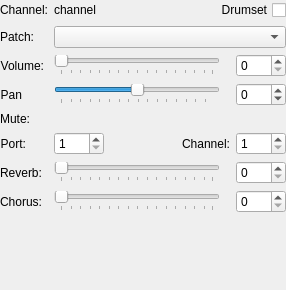
Above: mscore/mixer/mixerdetails.ui from fp22june/MuseScore before the change. Below: the same form after it.
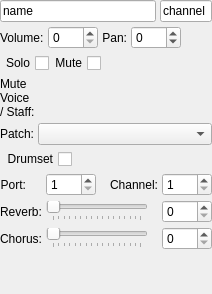
That is the form after the change. Icons and pictures are not drawn. Custom widgets are drawn as their Qt base class.

The edit to the form file:
```diff
--- a/mscore/mixer/mixerdetails.ui
+++ b/mscore/mixer/mixerdetails.ui
@@ -6,28 +6,19 @@
    <rect>
     <x>0</x>
     <y>0</y>
-    <width>286</width>
-    <height>290</height>
+    <width>212</width>
+    <height>294</height>
    </rect>
   </property>
-  <property name="sizePolicy">
-   <sizepolicy hsizetype="Minimum" vsizetype="Minimum">
-    <horstretch>0</horstretch>
-    <verstretch>0</verstretch>
-   </sizepolicy>
-  </property>
-  <property name="maximumSize">
-   <size>
-    <width>400</width>
-    <height>16777215</height>
-   </size>
-  </property>
   <layout class="QFormLayout" name="formLayout">
    <property name="formAlignment">
-    <set>Qt::AlignLeading|Qt::AlignLeft|Qt::AlignTop</set>
+    <set>Qt::AlignmentFlag::AlignLeading|Qt::AlignmentFlag::AlignLeft|Qt::AlignmentFlag::AlignTop</set>
+   </property>
+   <property name="horizontalSpacing">
+    <number>4</number>
    </property>
    <property name="verticalSpacing">
-    <number>-1</number>
+    <number>4</number>
    </property>
    <property name="leftMargin">
     <number>0</number>
@@ -41,167 +32,55 @@
    <property name="bottomMargin">
     <number>0</number>
    </property>
-   <item row="0" column="0">
-    <widget class="QLabel" name="labelChannel">
-     <property name="sizePolicy">
-      <sizepolicy hsizetype="Minimum" vsizetype="Preferred">
-       <horstretch>0</horstretch>
-       <verstretch>0</verstretch>
-      </sizepolicy>
-     </property>
-     <property name="text">
-      <string>Channel:</string>
-     </property>
-     <property name="alignment">
-      <set>Qt::AlignRight|Qt::AlignTrailing|Qt::AlignVCenter</set>
-     </property>
-    </widget>
-   </item>
-   <item row="0" column="1">
+   <item row="0" column="0" colspan="2">
     <layout class="QHBoxLayout" name="channelLayout">
      <item>
-      <widget class="QLabel" name="channelLabel">
-       <property name="toolTip">
-        <string>Channel name</string>
+      <widget class="QLineEdit" name="partName">
+       <property name="sizePolicy">
+        <sizepolicy hsizetype="Expanding" vsizetype="Fixed">
+         <horstretch>3</horstretch>
+         <verstretch>0</verstretch>
+        </sizepolicy>
+       </property>
+       <property name="text">
+        <string>name</string>
+       </property>
+      </widget>
+     </item>
+     <item>
+      <widget class="QLineEdit" name="channelName">
+       <property name="sizePolicy">
+        <sizepolicy hsizetype="Expanding" vsizetype="Fixed">
+         <horstretch>1</horstretch>
+         <verstretch>0</verstretch>
+        </sizepolicy>
        </property>
        <property name="text">
         <string>channel</string>
        </property>
-      </widget>
-     </item>
-     <item>
-      <widget class="QCheckBox" name="drumkitCheck">
-       <property name="sizePolicy">
-        <sizepolicy hsizetype="Preferred" vsizetype="Fixed">
-         <horstretch>0</horstretch>
-         <verstretch>0</verstretch>
-        </sizepolicy>
-       </property>
-       <property name="layoutDirection">
-        <enum>Qt::RightToLeft</enum>
-       </property>
-       <property name="text">
-        <string>Drumset</string>
+       <property name="icon" stdset="0">
+        <iconset resource="../musescore.qrc">
+         <normaloff>:/data/icons/media-playback-start.svg</normaloff>:/data/icons/media-playback-start.svg</iconset>
        </property>
       </widget>
      </item>
     </layout>
    </item>
-   <item row="1" column="0">
-    <widget class="QLabel" name="labelPatch">
-     <property name="sizePolicy">
-      <sizepolicy hsizetype="Minimum" vsizetype="Preferred">
-       <horstretch>0</horstretch>
-       <verstretch>0</verstretch>
-      </sizepolicy>
-     </property>
-     <property name="text">
-      <string>Patch:</string>
-     </property>
-     <property name="alignment">
-      <set>Qt::AlignRight|Qt::AlignTrailing|Qt::AlignVCenter</set>
-     </property>
-    </widget>
-   </item>
-   <item row="1" column="1">
-    <widget class="QComboBox" name="patchCombo">
-     <property name="sizePolicy">
-      <sizepolicy hsizetype="Minimum" vsizetype="Fixed">
-       <horstretch>0</horstretch>
-       <verstretch>0</verstretch>
-      </sizepolicy>
-     </property>
-     <property name="minimumSize">
-      <size>
-       <width>100</width>
-       <height>0</height>
-      </size>
-     </property>
-     <property name="toolTip">
-      <string>Patch voice</string>
-     </property>
-    </widget>
-   </item>
-   <item row="2" column="0">
-    <widget class="QLabel" name="labelVolume">
-     <property name="sizePolicy">
-      <sizepolicy hsizetype="Minimum" vsizetype="Preferred">
-       <horstretch>0</horstretch>
-       <verstretch>0</verstretch>
-      </sizepolicy>
-     </property>
-     <property name="text">
-      <string>Volume:</string>
-     </property>
-     <property name="alignment">
-      <set>Qt::AlignRight|Qt::AlignTrailing|Qt::AlignVCenter</set>
-     </property>
-    </widget>
-   </item>
-   <item row="2" column="1">
+   <item row="1" column="0" colspan="2">
     <layout class="QHBoxLayout" name="horizontalLayout">
      <item>
-      <widget class="Ms::MixerSlider" name="volumeSlider">
+      <widget class="QLabel" name="labelVolume">
        <property name="sizePolicy">
-        <sizepolicy hsizetype="Minimum" vsizetype="Fixed">
+        <sizepolicy hsizetype="Minimum" vsizetype="Preferred">
          <horstretch>0</horstretch>
          <verstretch>0</verstretch>
         </sizepolicy>
        </property>
-       <property name="minimumSize">
-        <size>
-         <width>100</width>
-         <height>0</height>
-        </size>
-       </property>
-       <property name="maximumSize">
-        <size>
-         <width>16777215</width>
-         <height>16777215</height>
-        </size>
-       </property>
-       <property name="toolTip">
-        <string>Volume</string>
-       </property>
-       <property name="styleSheet">
-        <string notr="true"/>
-       </property>
-       <property name="minimum">
-        <number>0</number>
-       </property>
-       <property name="maximum">
-        <number>127</number>
-       </property>
-       <property name="pageStep">
-        <number>16</number>
-       </property>
-       <property name="orientation">
-        <enum>Qt::Horizontal</enum>
-       </property>
-       <property name="tickPosition">
-        <enum>QSlider::TicksBelow</enum>
-       </property>
-       <property name="tickInterval">
-        <number>8</number>
+       <property name="text">
+        <string>Volume:</string>
        </property>
       </widget>
      </item>
-     <item>
-      <spacer name="horizontalSpacer">
-       <property name="orientation">
-        <enum>Qt::Horizontal</enum>
-       </property>
-       <property name="sizeType">
-        <enum>QSizePolicy::Preferred</enum>
-       </property>
-       <property name="sizeHint" stdset="0">
-        <size>
-         <width>10</width>
-         <height>20</height>
-        </size>
-       </property>
-      </spacer>
-     </item>
      <item>
       <widget class="QSpinBox" name="volumeSpinBox">
        <property name="sizePolicy">
@@ -230,10 +109,116 @@
        </property>
       </widget>
      </item>
+     <item>
+      <widget class="QLabel" name="labelPan">
+       <property name="sizePolicy">
+        <sizepolicy hsizetype="Minimum" vsizetype="Preferred">
+         <horstretch>0</horstretch>
+         <verstretch>0</verstretch>
+        </sizepolicy>
+       </property>
+       <property name="text">
+        <string>Pan:</string>
+       </property>
+       <property name="alignment">
+        <set>Qt::AlignmentFlag::AlignRight|Qt::AlignmentFlag::AlignTrailing|Qt::AlignmentFlag::AlignVCenter</set>
+       </property>
+      </widget>
+     </item>
+     <item>
+      <widget class="QSpinBox" name="panSpinBox">
+       <property name="sizePolicy">
+        <sizepolicy hsizetype="Fixed" vsizetype="Fixed">
+         <horstretch>0</horstretch>
+         <verstretch>0</verstretch>
+        </sizepolicy>
+       </property>
+       <property name="minimumSize">
+        <size>
+         <width>50</width>
+         <height>0</height>
+        </size>
+       </property>
+       <property name="maximumSize">
+        <size>
+         <width>50</width>
+         <height>16777215</height>
+        </size>
+       </property>
+       <property name="toolTip">
+        <string>Pan</string>
+       </property>
+       <property name="minimum">
+        <number>-63</number>
+       </property>
+       <property name="maximum">
+        <number>63</number>
+       </property>
+      </widget>
+     </item>
+     <item>
+      <spacer name="horizontalSpacer">
+       <property name="orientation">
+        <enum>Qt::Orientation::Horizontal</enum>
+       </property>
+       <property name="sizeType">
+        <enum>QSizePolicy::Policy::Preferred</enum>
+       </property>
+       <property name="sizeHint" stdset="0">
+        <size>
+         <width>1000</width>
+         <height>0</height>
+        </size>
+       </property>
+      </spacer>
+     </item>
+    </layout>
+   </item>
+   <item row="2" column="0" colspan="2">
+    <layout class="QHBoxLayout" name="horizontalLayout_6">
+     <property name="spacing">
+      <number>0</number>
+     </property>
+     <item>
+      <widget class="QCheckBox" name="checkBoxSolo">
+       <property name="layoutDirection">
+        <enum>Qt::LayoutDirection::RightToLeft</enum>
+       </property>
+       <property name="text">
+        <string>Solo</string>
+       </property>
+      </widget>
+     </item>
+     <item>
+      <widget class="QCheckBox" name="checkBoxMute">
+       <property name="layoutDirection">
+        <enum>Qt::LayoutDirection::RightToLeft</enum>
+       </property>
+       <property name="text">
+        <string>Mute</string>
+       </property>
+      </widget>
+     </item>
+     <item>
+      <spacer name="horizontalSpacer_4">
+       <property name="orientation">
+        <enum>Qt::Orientation::Horizontal</enum>
+       </property>
+       <property name="sizeType">
+        <enum>QSizePolicy::Policy::Preferred</enum>
+       </property>
+       <property name="sizeHint" stdset="0">
+        <size>
+         <width>1000</width>
+         <height>0</height>
+        </size>
+       </property>
+      </spacer>
+     </item>
     </layout>
    </item>
    <item row="3" column="0">
-    <widget class="QLabel" name="labelPan">
+    <widget class="QLabel" name="labelMute">
      <property name="sizePolicy">
       <sizepolicy hsizetype="Minimum" vsizetype="Preferred">
        <horstretch>0</horstretch>
@@ -241,19 +226,35 @@
       </sizepolicy>
      </property>
      <property name="text">
-      <string>Pan</string>
+      <string>&lt;html&gt;&lt;head/&gt;&lt;body&gt;&lt;p&gt;Mute&lt;br&gt;Voice&lt;br&gt;/ Staff:&lt;/p&gt;&lt;/body&gt;&lt;/html&gt;</string>
      </property>
      <property name="alignment">
-      <set>Qt::AlignRight|Qt::AlignTrailing|Qt::AlignVCenter</set>
+      <set>Qt::AlignmentFlag::AlignLeading|Qt::AlignmentFlag::AlignLeft|Qt::AlignmentFlag::AlignTop</set>
      </property>
     </widget>
    </item>
-   <item row="3" column="1">
+   <item row="4" column="0" colspan="2">
     <layout class="QHBoxLayout" name="horizontalLayout_2">
      <item>
-      <widget class="Ms::MixerSlider" name="panSlider">
+      <widget class="QLabel" name="labelPatch">
        <property name="sizePolicy">
-        <sizepolicy hsizetype="Minimum" vsizetype="Fixed">
+        <sizepolicy hsizetype="Minimum" vsizetype="Preferred">
+         <horstretch>0</horstretch>
+         <verstretch>0</verstretch>
+        </sizepolicy>
+       </property>
+       <property name="text">
+        <string>Patch:</string>
+       </property>
+       <property name="alignment">
+        <set>Qt::AlignmentFlag::AlignRight|Qt::AlignmentFlag::AlignTrailing|Qt::AlignmentFlag::AlignVCenter</set>
+       </property>
+      </widget>
+     </item>
+     <item>
+      <widget class="QComboBox" name="patchCombo">
+       <property name="sizePolicy">
+        <sizepolicy hsizetype="Expanding" vsizetype="Fixed">
          <horstretch>0</horstretch>
          <verstretch>0</verstretch>
         </sizepolicy>
@@ -264,108 +265,41 @@
          <height>0</height>
         </size>
        </property>
-       <property name="maximumSize">
-        <size>
-         <width>16777215</width>
-         <height>16777215</height>
-        </size>
-       </property>
        <property name="toolTip">
         <string>Pan</string>
        </property>
-       <property name="minimum">
-        <number>-63</number>
+      </widget>
+     </item>
+    </layout>
+   </item>
+   <item row="5" column="0" colspan="2">
+    <layout class="QHBoxLayout" name="horizontalLayout_4">
+     <item>
+      <widget class="QCheckBox" name="drumkitCheck">
+       <property name="layoutDirection">
+        <enum>Qt::LayoutDirection::RightToLeft</enum>
        </property>
-       <property name="maximum">
-        <number>63</number>
-       </property>
-       <property name="pageStep">
-        <number>16</number>
-       </property>
-       <property name="orientation">
-        <enum>Qt::Horizontal</enum>
-       </property>
-       <property name="tickPosition">
-        <enum>QSlider::TicksBelow</enum>
-       </property>
-       <property name="tickInterval">
-        <number>8</number>
+       <property name="text">
+        <string>Drumset</string>
        </property>
       </widget>
      </item>
      <item>
       <spacer name="horizontalSpacer_2">
        <property name="orientation">
-        <enum>Qt::Horizontal</enum>
-       </property>
-       <property name="sizeType">
-        <enum>QSizePolicy::Preferred</enum>
+        <enum>Qt::Orientation::Horizontal</enum>
        </property>
        <property name="sizeHint" stdset="0">
         <size>
-         <width>10</width>
+         <width>40</width>
          <height>20</height>
         </size>
        </property>
       </spacer>
      </item>
-     <item>
-      <widget class="QSpinBox" name="panSpinBox">
-       <property name="sizePolicy">
-        <sizepolicy hsizetype="Fixed" vsizetype="Fixed">
-         <horstretch>0</horstretch>
-         <verstretch>0</verstretch>
-        </sizepolicy>
-       </property>
-       <property name="minimumSize">
-        <size>
-         <width>50</width>
-         <height>0</height>
-        </size>
-       </property>
-       <property name="maximumSize">
-        <size>
-         <width>50</width>
-         <height>16777215</height>
-        </size>
-       </property>
-       <property name="toolTip">
-        <string>Pan</string>
-       </property>
-       <property name="minimum">
-        <number>-63</number>
-       </property>
-       <property name="maximum">
-        <number>63</number>
-       </property>
-      </widget>
-     </item>
     </layout>
    </item>
-   <item row="5" column="0">
-    <widget class="QLabel" name="labelMute">
-     <property name="sizePolicy">
-      <sizepolicy hsizetype="Minimum" vsizetype="Preferred">
-       <horstretch>0</horstretch>
-       <verstretch>0</verstretch>
-      </sizepolicy>
-     </property>
-     <property name="text">
-      <string>Mute:</string>
-     </property>
-     <property name="alignment">
-      <set>Qt::AlignRight|Qt::AlignTop|Qt::AlignTrailing</set>
-     </property>
-    </widget>
-   </item>
-   <item row="5" column="1">
-    <layout class="QGridLayout" name="mutePerVoiceGridLayout">
-     <property name="bottomMargin">
-      <number>12</number>
-     </property>
-    </layout>
-   </item>
-   <item row="7" column="0">
+   <item row="8" column="0">
     <widget class="QLabel" name="labelMidiPort">
      <property name="text">
       <string>Port:</string>
@@ -375,7 +309,7 @@
      </property>
     </widget>
    </item>
-   <item row="7" column="1">
+   <item row="8" column="1">
     <layout class="QHBoxLayout" name="horizontalLayout_5">
      <item>
       <widget class="QSpinBox" name="portSpinBox">
@@ -458,7 +392,7 @@
      </item>
     </layout>
    </item>
-   <item row="8" column="0">
+   <item row="9" column="0">
     <widget class="QLabel" name="labelReverb">
      <property name="text">
       <string>Reverb:</string>
@@ -468,7 +402,7 @@
      </property>
     </widget>
    </item>
-   <item row="8" column="1">
+   <item row="9" column="1">
     <layout class="QHBoxLayout" name="portAndChannelLayout">
      <item>
       <widget class="Ms::MixerSlider" name="reverbSlider">
@@ -478,12 +412,6 @@
          <verstretch>0</verstretch>
         </sizepolicy>
        </property>
-       <property name="minimumSize">
-        <size>
-         <width>100</width>
-         <height>0</height>
-        </size>
-       </property>
        <property name="maximumSize">
         <size>
          <width>16777215</width>
@@ -556,7 +484,7 @@
      </item>
     </layout>
    </item>
-   <item row="9" column="0">
+   <item row="10" column="0">
     <widget class="QLabel" name="labelChorus">
      <property name="text">
       <string>Chorus:</string>
@@ -566,7 +494,7 @@
      </property>
     </widget>
    </item>
-   <item row="9" column="1">
+   <item row="10" column="1">
     <layout class="QHBoxLayout" name="horizontalLayout_3">
      <item>
       <widget class="Ms::MixerSlider" name="chorusSlider">
@@ -576,12 +504,6 @@
          <verstretch>0</verstretch>
         </sizepolicy>
        </property>
-       <property name="minimumSize">
-        <size>
-         <width>100</width>
-         <height>0</height>
-        </size>
-       </property>
        <property name="maximumSize">
         <size>
          <width>16777215</width>
@@ -594,6 +516,9 @@
        <property name="maximum">
         <number>127</number>
        </property>
+       <property name="pageStep">
+        <number>16</number>
+       </property>
        <property name="orientation">
         <enum>Qt::Horizontal</enum>
        </property>
```
Left out of the diff: 35 changed lines with no effect on the pictures.
